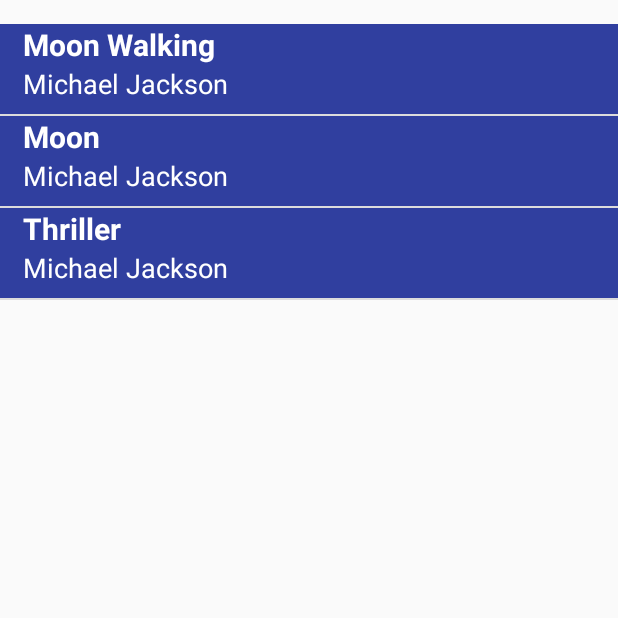
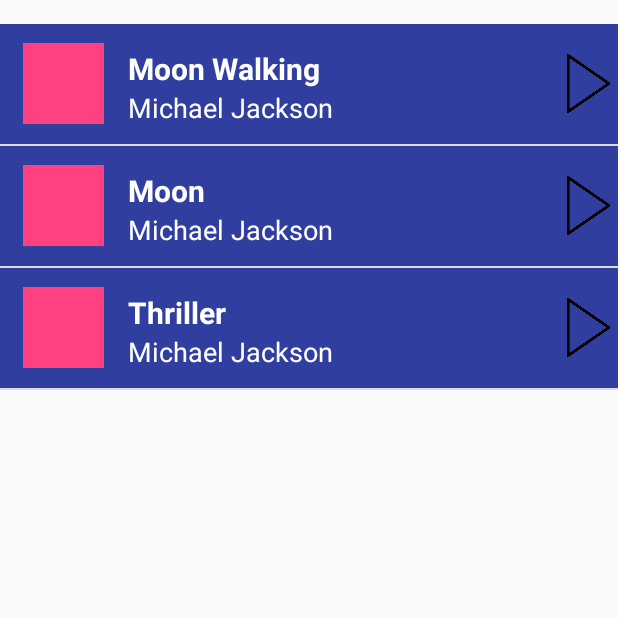
Before and after one commit to GregoryWilusz/ABND_BestMusicApp, an Android app: the AlbumsActivity screen opened directly, with no data from a screen before it, on a phone screen of 412 x 824 dp, the top half of it. Run offline under Robolectric (Android 15) with nearby library versions, the light colour scheme and no system bars; our stand-ins replace ButterKnife.

Commit message:
Added intent for clicking on specific Album

```diff
--- a/app/src/main/java/com/example/android/bestmusicapp/Album.java
+++ b/app/src/main/java/com/example/android/bestmusicapp/Album.java
@@ -7,13 +7,13 @@
     private String mArtistName;
     private String mAlbumName;
     private String mImage;
-    private Song mSong;
+    private ArrayList<Song> mSongs;
 
-    public Album(String artistName, String albumName, String image, Song song) {
+    public Album(String artistName, String albumName, String image, ArrayList<Song> songs) {
         mArtistName = artistName;
         mAlbumName = albumName;
         mImage = image;
-        mSong = song;
+        mSongs = songs;
     }
 
     public String getArtistName() {
@@ -28,8 +28,8 @@
         return mImage;
     }
 
-    public Song getmSong() {
-        return mSong;
+    public ArrayList<Song> getmSongs() {
+        return mSongs;
     }
 
 
--- a/app/src/main/java/com/example/android/bestmusicapp/AlbumsActivity.java
+++ b/app/src/main/java/com/example/android/bestmusicapp/AlbumsActivity.java
@@ -1,7 +1,10 @@
 package com.example.android.bestmusicapp;
 
+import android.content.Intent;
 import android.os.Bundle;
 import android.support.v7.app.AppCompatActivity;
+import android.view.View;
+import android.widget.AdapterView;
 import android.widget.ListView;
 
 import java.util.ArrayList;
@@ -12,7 +15,9 @@
 
 public class AlbumsActivity extends AppCompatActivity {
 
-    @BindView(R.id.album_list) ListView albumListView;
+    @BindView(R.id.albums_list) ListView albumListView;
+//    @BindView(R.id.songs_list) ListView songListView;
+//    @BindView(R.id.go_to_songs) ImageView albumListItemView;
 
     @Override
     protected void onCreate(Bundle savedInstanceState) {
@@ -21,16 +26,31 @@
         ButterKnife.bind(this);
 
         ArrayList<Album> albums = new ArrayList<Album>();
+        ArrayList<Song> songs = new ArrayList<Song>();
 
-        albums.add(new Album("Michael Jackson", "Moon Walking", "blabla",
-                new Song(1, "Milk", 3)));
-        albums.add(new Album("Michael Jackson", "Moon", "blablaa",
-                new Song(1, "Song 1", 4)));
-        albums.add(new Album("Michael Jackson", "Thriller", "blablaaa",
-                new Song(1, "Song 1", 4)));
+        songs.add(new Song(1, "Milk", 3));
+        songs.add(new Song(1, "Milk", 3));
+        songs.add(new Song(1, "Milk", 3));
+        songs.add(new Song(1, "Milk", 3));
+
+        albums.add(new Album("Michael Jackson", "Moon Walking", "blabla", songs));
+        albums.add(new Album("Michael Jackson", "Moon", "blablaa", songs));
+        albums.add(new Album("Michael Jackson", "Thriller", "blablaaa", songs));
 
         AlbumAdapter adapter = new AlbumAdapter(this, albums);
         albumListView.setAdapter(adapter);
 
+        albumListView.setOnItemClickListener(new AdapterView.OnItemClickListener() {
+
+            @Override
+            public void onItemClick(AdapterView<?> parent, View view, int position, long id) {
+                if (position==0) {
+                    Intent album1Intent = new Intent(AlbumsActivity.this, SongsActivity.class);
+                    startActivityForResult(album1Intent, 0);
+                }
+
+            }
+        });
+
     }
 }
--- a/app/src/main/java/com/example/android/bestmusicapp/SongsActivity.java
+++ b/app/src/main/java/com/example/android/bestmusicapp/SongsActivity.java
@@ -2,6 +2,8 @@
 
 import android.support.v7.app.AppCompatActivity;
 import android.os.Bundle;
+
+import butterknife.ButterKnife;
 
 public class SongsActivity extends AppCompatActivity {
 
@@ -9,5 +11,6 @@
     protected void onCreate(Bundle savedInstanceState) {
         super.onCreate(savedInstanceState);
         setContentView(R.layout.songs_list);
+        ButterKnife.bind(this);
     }
 }
--- a/app/src/main/res/layout/album_list_item.xml
+++ b/app/src/main/res/layout/album_list_item.xml
@@ -1,5 +1,5 @@
 <?xml version="1.0" encoding="utf-8"?>
-<LinearLayout
+<RelativeLayout
     xmlns:android="http://schemas.android.com/apk/res/android"
     xmlns:tools="http://schemas.android.com/tools"
     android:layout_width="match_parent"
@@ -8,21 +8,50 @@
     android:background="@color/colorPrimaryDark"
     android:orientation="vertical">
 
+    <ImageView
+        android:id="@+id/album_image"
+        android:layout_width="54dp"
+        android:layout_height="54dp"
+        android:padding="16dp"
+        android:background="@color/colorAccent"
+        android:layout_alignParentStart="true"
+        android:layout_alignParentLeft="true"
+        android:layout_centerVertical="true"
+        tools:ignore="ContentDescription" />
+
     <TextView
         android:id="@+id/album_name_text_view"
+        android:paddingLeft="16dp"
+        android:paddingTop="16dp"
         android:layout_width="match_parent"
         android:layout_height="wrap_content"
+        android:layout_toRightOf="@+id/album_image"
         android:textColor="@color/song_item_text_color"
         android:textStyle="bold"
         android:textSize="@dimen/album_title_text_size"
-        tools:text="Album name" />
+        tools:text="Album name"
+        android:layout_toEndOf="@+id/album_image" />
 
     <TextView
         android:id="@+id/artist_name_text_view"
+        android:paddingLeft="16dp"
+        android:layout_toRightOf="@+id/album_image"
+        android:layout_below="@+id/album_name_text_view"
         android:layout_width="match_parent"
         android:layout_height="wrap_content"
         android:textColor="@color/song_item_text_color"
         android:textSize="@dimen/album_artist_text_size"
         tools:text="Artist Name" />
 
-</LinearLayout>
+    <ImageView
+        android:id="@+id/go_to_songs"
+        android:src="@drawable/play_button"
+        android:layout_width="55dp"
+        android:layout_height="55dp"
+        android:paddingLeft="16dp"
+        android:layout_alignParentEnd="true"
+        android:layout_alignParentRight="true"
+        android:layout_centerVertical="true"
+        tools:ignore="ContentDescription" />
+
+</RelativeLayout>
--- a/app/src/main/res/layout/albums_list.xml
+++ b/app/src/main/res/layout/albums_list.xml
@@ -2,7 +2,7 @@
 
 <ListView
 xmlns:android="http://schemas.android.com/apk/res/android"
-android:id="@+id/album_list"
+android:id="@+id/albums_list"
 android:layout_width="match_parent"
 android:layout_height="match_parent"
 android:orientation="vertical"
--- a/app/src/main/res/values/dimens.xml
+++ b/app/src/main/res/values/dimens.xml
@@ -5,7 +5,7 @@
     <dimen name="category_item_margin_top">2dp</dimen>
 
 
-    <dimen name="album_item_height">60dp</dimen>
+    <dimen name="album_item_height">80dp</dimen>
     <dimen name="album_title_text_size">20sp</dimen>
     <dimen name="album_artist_text_size">18sp</dimen>
     <!-- Default screen margins, per the Android Design guidelines. -->
```
Also changed, not shown: app/src/main/res/drawable-v24/fast_forward.png (added), app/src/main/res/drawable-v24/music_player.png (added), app/src/main/res/drawable-v24/play_button.png (added), app/src/main/res/drawable-v24/stop.png (added).
